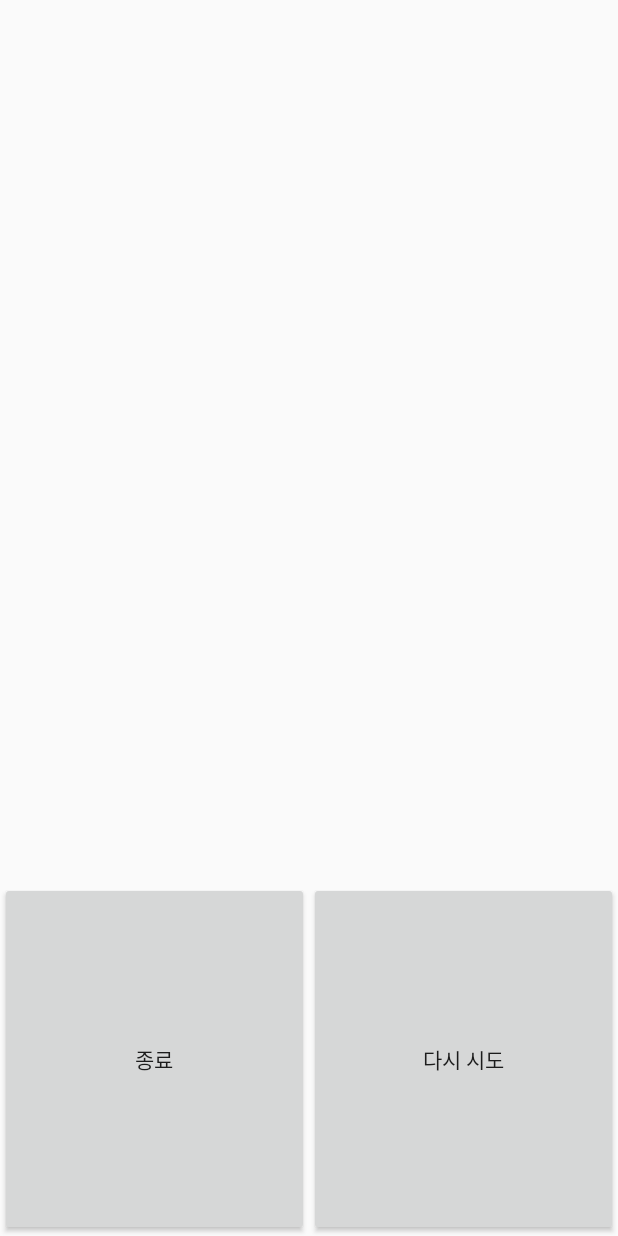
After one commit to kgp1202/plant2, an Android app: the layout dialog_internet_fail.xml on its own in the app's theme, with its tools: preview values and no code run, on a phone screen of 412 x 824 dp. The commit adds this screen. Run offline under Robolectric (Android 15) with nearby library versions, the phone set to English and light mode, and no system bars; Roboto replaces fonts that are not available here.

Commit message:
2016-08-21

```diff
--- a/app/src/main/java/com/plant/LoginPHP.java
+++ b/app/src/main/java/com/plant/LoginPHP.java
@@ -116,7 +116,6 @@ public class LoginPHP extends AsyncTask<UserData, Void, String> {
         } catch (JSONException e) {
             e.printStackTrace();
         }
-
         Intent intent=new Intent(mContext,FrameActivity.class);
         intent.putExtra("UserData", userData);
         //intent.putExtra("RoomDataList", roomDataList);
--- a/app/src/main/java/com/plant/ReservationMakeFragment.java
+++ b/app/src/main/java/com/plant/ReservationMakeFragment.java
@@ -296,7 +296,7 @@ public class ReservationMakeFragment extends Fragment implements View.OnClickLis
                     if(withNumSpin.getSelectedItem().equals("없음")){
                         roomData.userNum = 1;
                     }else {
-                        roomData.userNum = Integer.parseInt((String)withNumSpin.getSelectedItem());
+                        roomData.userNum = Integer.parseInt((String)withNumSpin.getSelectedItem()) + 1;
                     }
                     roomData.roomType = RoomData.ROOM_TYPE_RESERVE;
                     roomData.setDestPoint(destination_editText.getText().toString());
--- a/app/src/main/java/com/plant/Splash_Activity.java
+++ b/app/src/main/java/com/plant/Splash_Activity.java
@@ -7,6 +7,8 @@ import android.content.SharedPreferences;
 import android.content.pm.PackageInfo;
 import android.content.pm.PackageManager;
 import android.content.pm.Signature;
+import android.net.ConnectivityManager;
+import android.net.NetworkInfo;
 import android.os.Handler;
 import android.support.v7.app.AppCompatActivity;
 import android.os.Bundle;
@@ -38,8 +40,6 @@ public class Splash_Activity extends Activity {
         setContentView(R.layout.activity_splash_);
 
         mContext = this;
-
-        Log.d("a"," " + InternetCheck.isInternetAvailable() + " " + InternetCheck.isNetworkConnected(mContext));
 
         //과거 로그인 여부를 확인.
         SharedPreferences pref = getSharedPreferences("UserData", MODE_PRIVATE);
--- /dev/null
+++ b/app/src/main/res/layout/dialog_internet_fail.xml
@@ -0,0 +1,33 @@
+<?xml version="1.0" encoding="utf-8"?>
+<LinearLayout xmlns:android="http://schemas.android.com/apk/res/android"
+    android:orientation="vertical" android:layout_width="match_parent"
+    android:layout_height="match_parent">
+
+    <TextView
+        android:layout_width="match_parent"
+        android:layout_height="0dp"
+        android:layout_weight="5"/>
+
+    <LinearLayout
+        android:layout_width="match_parent"
+        android:layout_height="0dp"
+        android:layout_weight="2"
+        android:orientation="horizontal">
+
+        <Button
+            android:id="@+id/dialog_internet_fail_exit"
+            android:text="종료"
+            android:layout_width="0dp"
+            android:layout_height="match_parent"
+            android:layout_weight="1"/>
+
+        <Button
+            android:id="@+id/dialog_internet_fail_retry"
+            android:text="다시 시도"
+            android:layout_width="0dp"
+            android:layout_height="match_parent"
+            android:layout_weight="1"/>
+
+    </LinearLayout>
+
+</LinearLayout>
```
Also changed, not shown: app/src/main/java/com/plant/InternetFailDIalog.java (added, +50 -0 lines), 1 other file.
